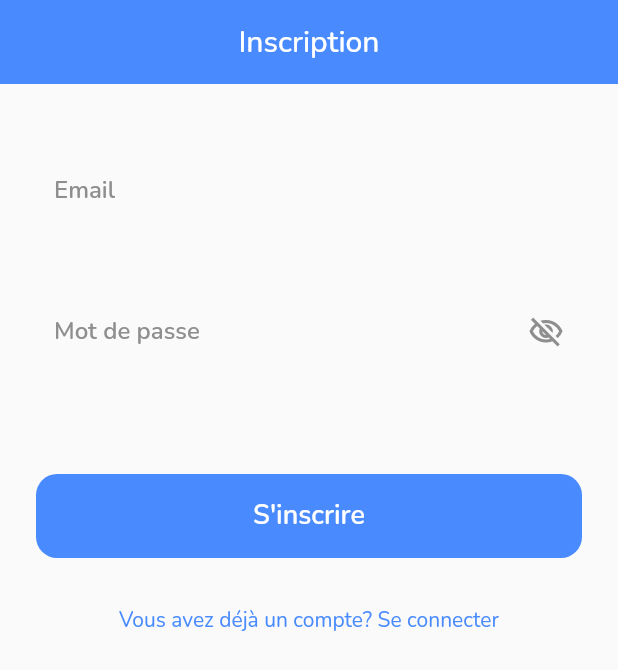
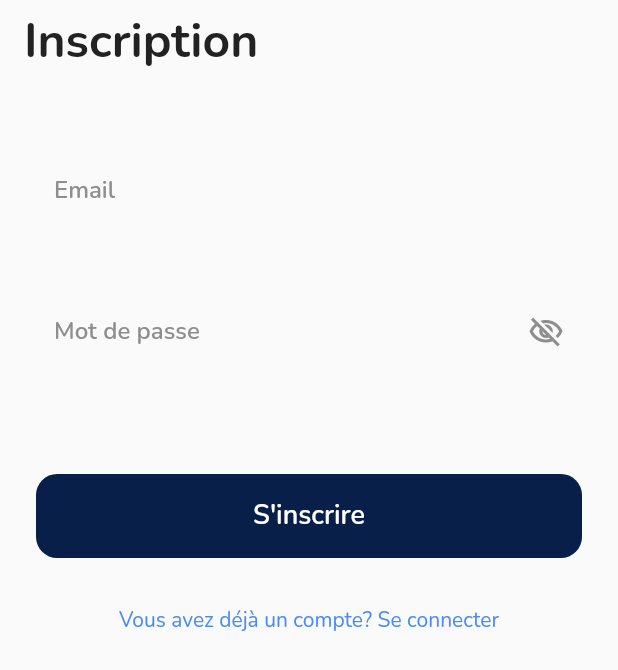
Before and after one commit to OrganIA/organia-app, a Flutter app: the RegisterScreen widget shown alone on an empty page, opened directly, on a phone screen of 412 x 824 dp. Shown: the top 670 px of the screen. Run offline on Flutter 3.47's test engine with Material 2 defaults, Android fonts, the phone set to English and light mode, and no system bars; our stand-ins replace flutter_bloc, google_fonts, shared_preferences; accounts and stored records are empty; network calls fail.

Commit message:
Rework UI structure and look

```diff
--- a/lib/src/ui/screens/register.dart
+++ b/lib/src/ui/screens/register.dart
@@ -18,18 +18,7 @@ class RegisterScreen extends StatefulWidget {
 class _RegisterScreenState extends State<RegisterScreen> {
   @override
   Widget build(BuildContext context) {
-    return Scaffold(
-      appBar: AppBar(
-        elevation: 0,
-        centerTitle: true,
-        backgroundColor: blue,
-        shadowColor: Colors.white,
-        title: Text(
-          "Inscription",
-          style: GoogleFonts.nunito(),
-        ),
-      ),
-      body: BlocListener<RegisterBloc, RegisterState>(
+    return BlocListener<RegisterBloc, RegisterState>(
       listener: (context, state) {
         if (state is RegisterLoadedFailure) {
           var snackBar = SnackBar(
@@ -73,7 +62,6 @@ class _RegisterScreenState extends State<RegisterScreen> {
           return (Container());
         }
       }),
-      ),
     );
   }
 }
--- a/lib/src/ui/widgets/register_page.dart
+++ b/lib/src/ui/widgets/register_page.dart
@@ -24,7 +24,25 @@ class _RegisterPageState extends State<RegisterPage> {
 
   @override
   Widget build(BuildContext context) {
-    return SafeArea(
+    return Scaffold(
+      appBar: AppBar(
+        elevation: 0,
+        backgroundColor: Colors.transparent,
+        title: Text(
+          "Inscription",
+          style: GoogleFonts.nunito(
+            textStyle: TextStyle(
+              fontSize: 32,
+              fontWeight: FontWeight.bold,
+              color: black,
+            ),
+          ),
+        ),
+        iconTheme: const IconThemeData(
+          color: Colors.black, //change your color here
+        ),
+      ),
+      body: SafeArea(
         child: SingleChildScrollView(
           child: Padding(
             padding: const EdgeInsets.fromLTRB(24.0, 40.0, 24.0, 0),
@@ -87,7 +105,7 @@ class _RegisterPageState extends State<RegisterPage> {
                             emailController.text, passwordController.text));
                   },
                   child: BigButton(
-                  buttonColor: blue,
+                    buttonColor: darkBlue,
                     textValue: "S'inscrire",
                     textColor: Colors.white,
                   ),
@@ -115,6 +133,7 @@ class _RegisterPageState extends State<RegisterPage> {
             ),
           ),
         ),
+      ),
     );
   }
 }
```
Lines whose indentation alone changed are shown as unchanged.
